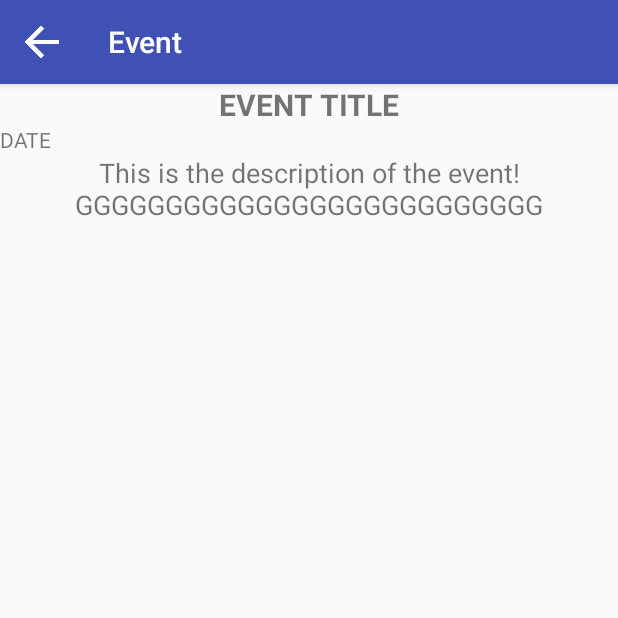
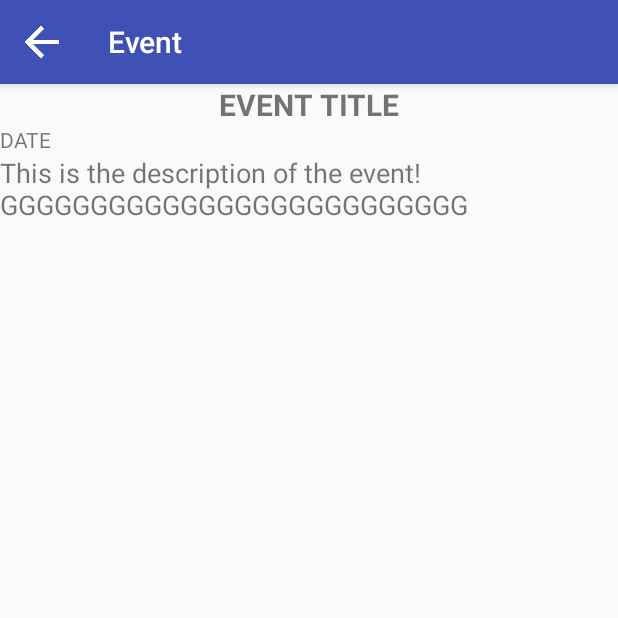
Before and after one commit to ImHouses/PendejiFest, an Android app: the EventActivity screen opened directly, with no data from a screen before it, on a phone screen of 412 x 824 dp, the top half of it. Run offline under Robolectric (Android 15) with nearby library versions, the phone set to English and light mode, and no system bars.

Commit message:
No major changes added.

```diff
--- a/app/src/main/res/layout/activity_event.xml
+++ b/app/src/main/res/layout/activity_event.xml
@@ -53,7 +53,7 @@
             android:layout_width="wrap_content"
             android:layout_height="match_parent"
             android:id="@+id/textViewDescription"
-            android:textAlignment="center"
+            android:gravity="center_vertical|left"
             android:text="This is the description of the event! GGGGGGGGGGGGGGGGGGGGGGGGGG"
             android:textSize="18sp"
             />
--- a/build.gradle
+++ b/build.gradle
@@ -5,7 +5,7 @@ buildscript {
         jcenter()
     }
     dependencies {
-        classpath 'com.android.tools.build:gradle:2.2.0'
+        classpath 'com.android.tools.build:gradle:2.2.2'
 
         // NOTE: Do not place your application dependencies here; they belong
         // in the individual module build.gradle files
```
